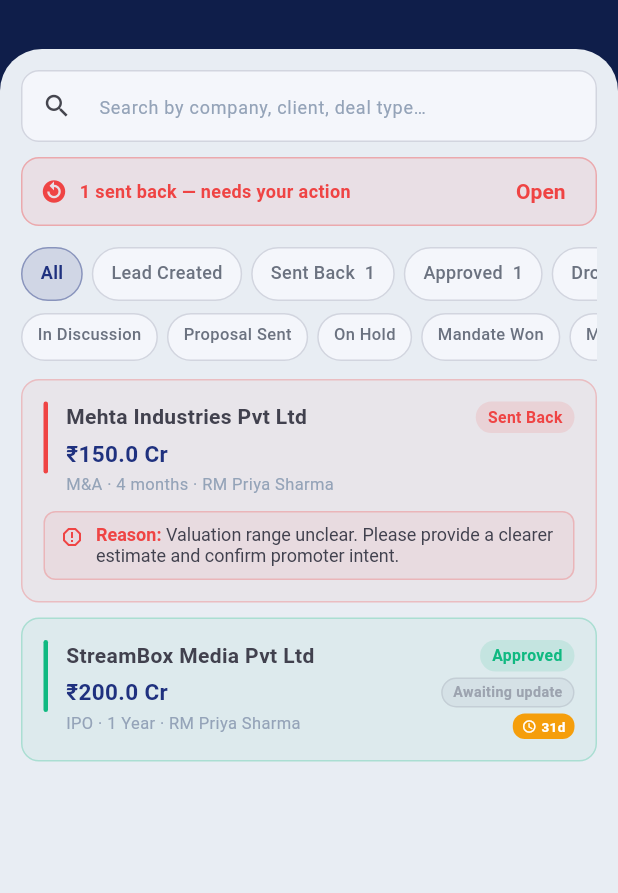
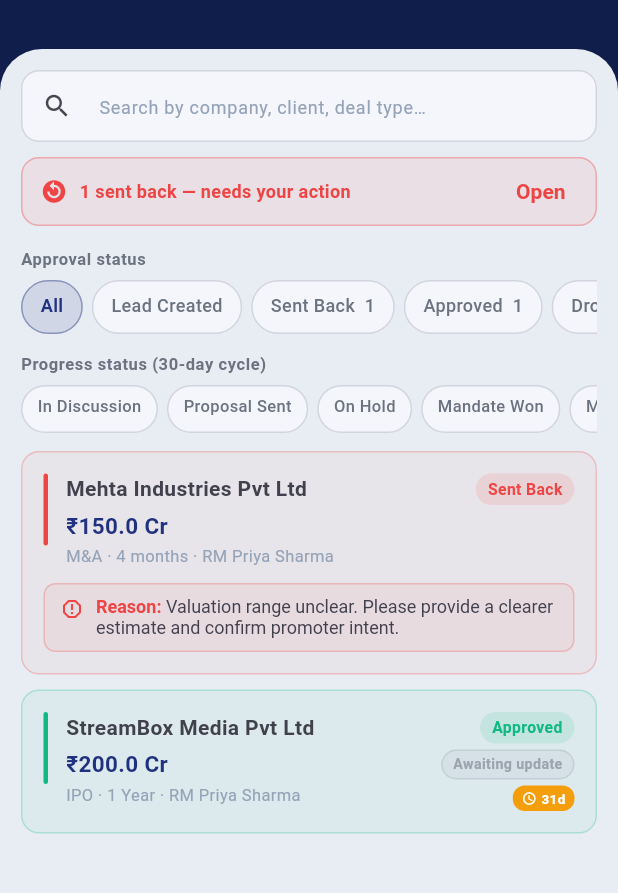
Before and after one commit to RahulVakil/matrix-lead-prospects, a Flutter app: the screen it shows after launch, after a tap on "Relationship Manager", after a tap on "My IB Leads", on a phone screen of 412 x 824 dp, the part 89-982 px from its top. Run offline on Flutter 3.47's test engine with Material 3 defaults, Android fonts, the phone set to English and light mode, and no system bars; our stand-ins replace equatable, flutter_bloc, flutter_riverpod, get_it, go_router, google_fonts and 2 more.

Commit message:
IB lead fixes: restore Update Status for Mandate Won/Lost, label My IB Leads filters, strip email signoffs
Update Status gate
- Regression fix: replace !isProgressTerminal lock with !isDeclined check
  (only Declined now hides Update Status; Mandate Won + Mandate Lost permit
  follow-up notes; Sent Back / Dropped already gated by isApproved)
- IbProgressStatus.isTerminal getter unchanged (still drives timeline color
  + duplicate-IB check)

My IB Leads filter labels
- New _FilterGroupLabel widget (muted caption styling)
- "Approval status" header above existing single-select chip row
- "Progress status (30-day cycle)" header above multi-select chip row
- Approval label hidden for IB role (only sees approved leads)

Approval emails
- SPOC email: drop "Please review in JM Matrix" + "Regards, JM Matrix" signoff
- RM confirmation email: drop "Regards, JM Matrix" signoff
- Both now end on the substantive content (lead details / SPOC info)

Lesson capture
- tasks/lessons.md: 2026-04-28 entries for "AskUserQuestion answer fidelity"
  (don't apply behaviors from rejected options) and "terminal != locked"
  (status enum position is not a permission boundary)

Misc
- .gitignore: add .vercel (Vercel CLI artifact)

Co-Authored-By: Claude Opus 4.7 (1M context) <noreply@anthropic.com>

```diff
--- a/lib/features/ib_lead/presentation/pages/my_ib_leads_screen.dart
+++ b/lib/features/ib_lead/presentation/pages/my_ib_leads_screen.dart
@@ -221,14 +221,19 @@ class _MyIbLeadsScreenState extends State<MyIbLeadsScreen> {
                     _SentBackStrip(leads: sentBack),
                     const SizedBox(height: 14),
                   ],
-                  if (role != UserRole.ib)
+                  if (role != UserRole.ib) ...[
+                    const _FilterGroupLabel('Approval status'),
+                    const SizedBox(height: 6),
                     _StatusFilterBar(
                       value: _statusFilter,
                       onChanged: (s) => setState(() => _statusFilter = s),
                       counts: _statusCounts(),
                       role: role,
                     ),
-                  if (role != UserRole.ib) const SizedBox(height: 8),
+                    const SizedBox(height: 12),
+                  ],
+                  const _FilterGroupLabel('Progress status (30-day cycle)'),
+                  const SizedBox(height: 6),
                   _ProgressFilterBar(
                     selected: _progressFilter,
                     awaitingSelected: _progressAwaitingFilter,
@@ -649,6 +654,27 @@ class _StatusFilterBar extends StatelessWidget {
 }
 
 // ─────────────────────────────────────────────────────────────────────
+// Filter group label (muted caption shown above each chip row)
+// ─────────────────────────────────────────────────────────────────────
+
+class _FilterGroupLabel extends StatelessWidget {
+  final String text;
+  const _FilterGroupLabel(this.text);
+
+  @override
+  Widget build(BuildContext context) {
+    return Text(
+      text,
+      style: AppTextStyles.caption.copyWith(
+        color: AppColors.textSecondary,
+        fontWeight: FontWeight.w600,
+        letterSpacing: 0.4,
+      ),
+    );
+  }
+}
+
+// ─────────────────────────────────────────────────────────────────────
 // Progress status filter bar (multi-select)
 // ─────────────────────────────────────────────────────────────────────
 
```
Also changed, not shown: lib/features/ib_lead/presentation/pages/ib_lead_detail_screen.dart (+10 -7 lines), 2 other files.
